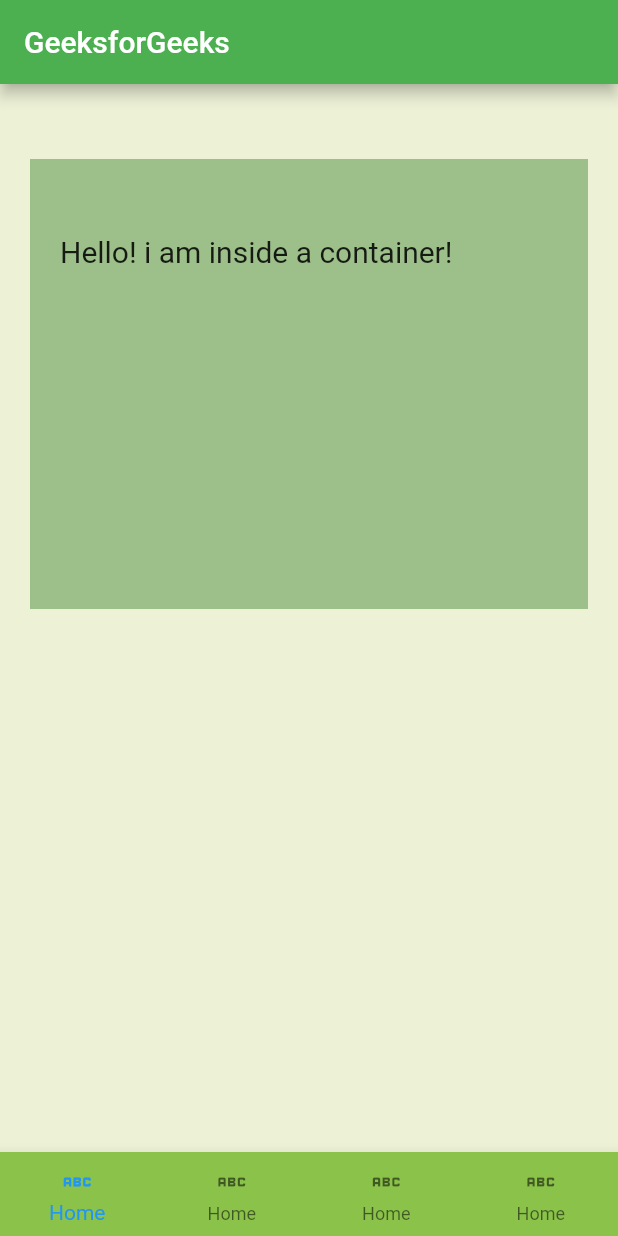
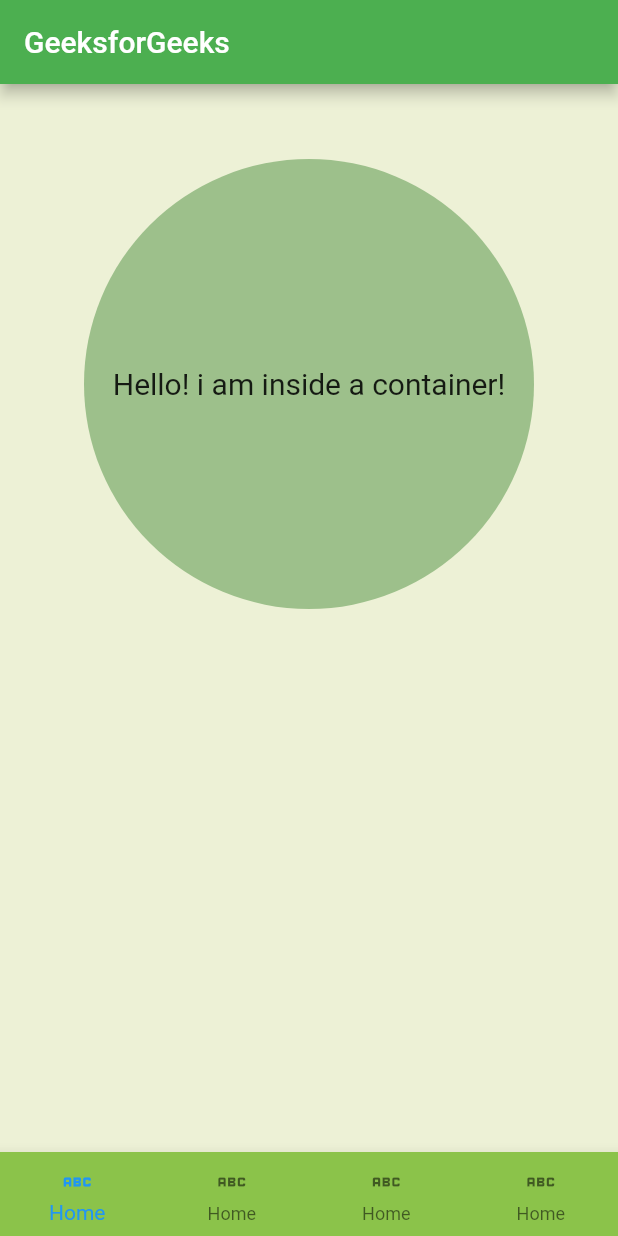
Before and after one commit to chrisokoriedev/firstclass, a Flutter app: the screen it shows after launch, on a phone screen of 412 x 824 dp. Run offline on Flutter 3.47's test engine with Material 2 defaults, Android fonts, the phone set to English and light mode, and no system bars.

Commit message:
added decoration to our container

```diff
--- a/lib/main.dart
+++ b/lib/main.dart
@@ -24,8 +24,12 @@ class _MyAppState extends State<MyApp> {
           width: double.infinity,
           height: 300,
           margin: EdgeInsets.symmetric(horizontal: 20, vertical: 50),
-          padding: EdgeInsets.symmetric(horizontal: 20, vertical: 50),
-          color: const Color(0xff9DC08B),
+          padding: EdgeInsets.all(30),
+          alignment: Alignment.center,
+          decoration: BoxDecoration(
+            shape: BoxShape.circle,
+            color: const Color(0xff9DC08B),
+          ),
           child: const Text(
             "Hello! i am inside a container!",
             style: TextStyle(fontSize: 20),
```
